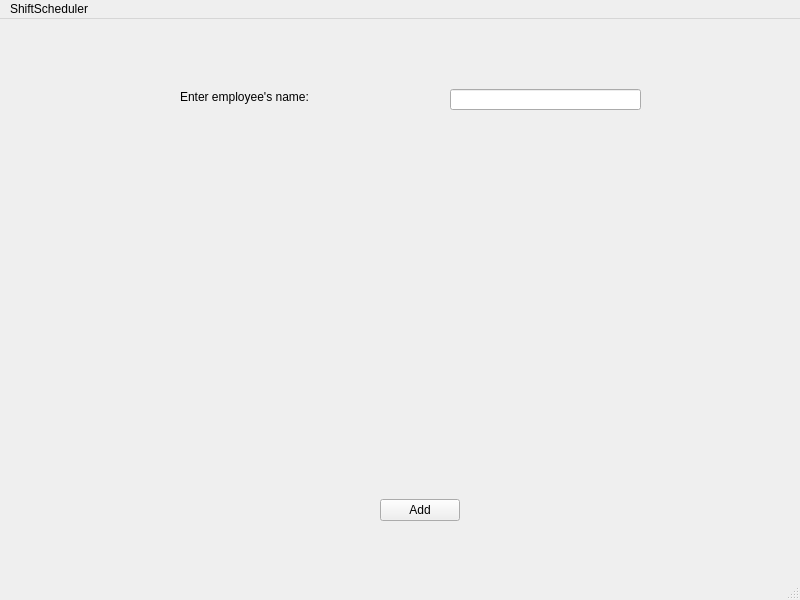
lariCath/ShiftScheduler, file addworkerwindow.ui: the form before one commit.
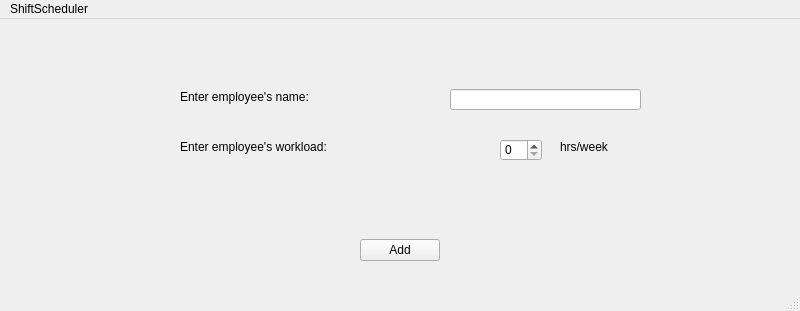
The form after the commit.

Commit message: Added Workload Spin Box to GUI

Diff of the .ui file:
```diff
--- a/addworkerwindow.ui
+++ b/addworkerwindow.ui
@@ -7,7 +7,7 @@
     <x>0</x>
     <y>0</y>
     <width>800</width>
-    <height>600</height>
+    <height>311</height>
    </rect>
   </property>
   <property name="windowTitle">
@@ -17,8 +17,8 @@
    <widget class="QPushButton" name="pushButtonAddEmployee">
     <property name="geometry">
      <rect>
-      <x>380</x>
-      <y>480</y>
+      <x>360</x>
+      <y>220</y>
       <width>80</width>
       <height>22</height>
      </rect>
@@ -50,6 +50,42 @@
      <string>Enter employee's name:</string>
     </property>
    </widget>
+   <widget class="QLabel" name="EmployeeWorkloadTextField">
+    <property name="geometry">
+     <rect>
+      <x>180</x>
+      <y>120</y>
+      <width>151</width>
+      <height>16</height>
+     </rect>
+    </property>
+    <property name="text">
+     <string>Enter employee's workload:</string>
+    </property>
+   </widget>
+   <widget class="QLabel" name="LabelHrsWeek">
+    <property name="geometry">
+     <rect>
+      <x>560</x>
+      <y>120</y>
+      <width>51</width>
+      <height>16</height>
+     </rect>
+    </property>
+    <property name="text">
+     <string>hrs/week</string>
+    </property>
+   </widget>
+   <widget class="QSpinBox" name="EmployeeWorkloadSpinBox">
+    <property name="geometry">
+     <rect>
+      <x>500</x>
+      <y>120</y>
+      <width>42</width>
+      <height>22</height>
+     </rect>
+    </property>
+   </widget>
   </widget>
   <widget class="QMenuBar" name="menubar">
    <property name="geometry">
```
Left out of the diff: 2 changed lines with no effect on the pictures.
